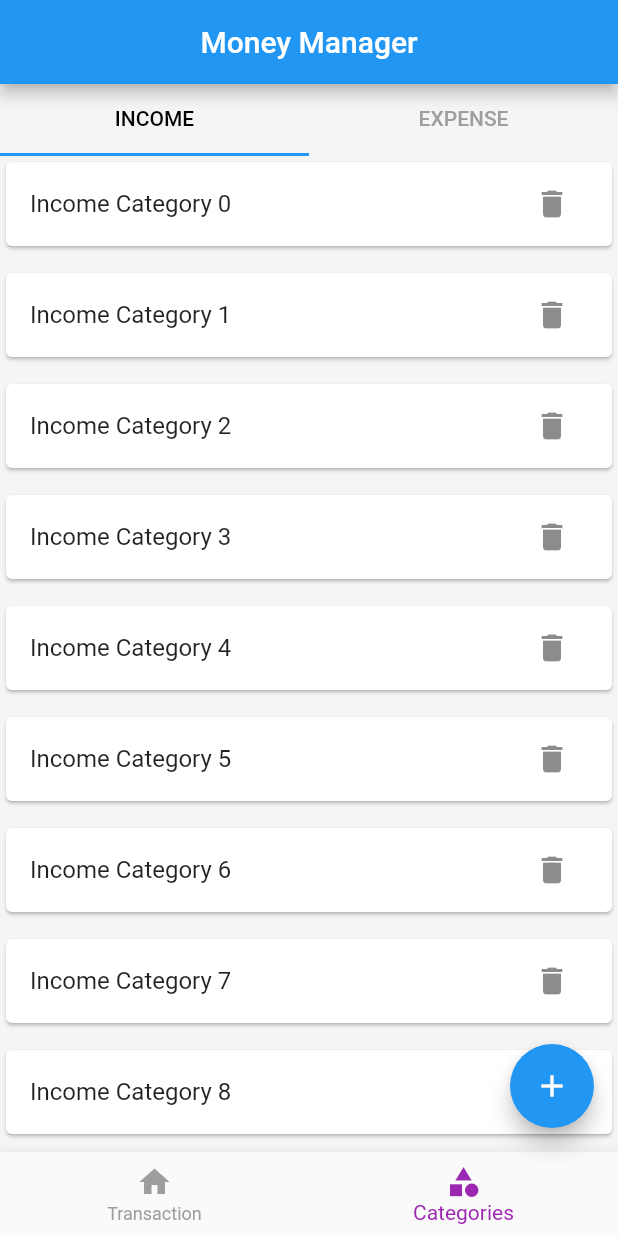
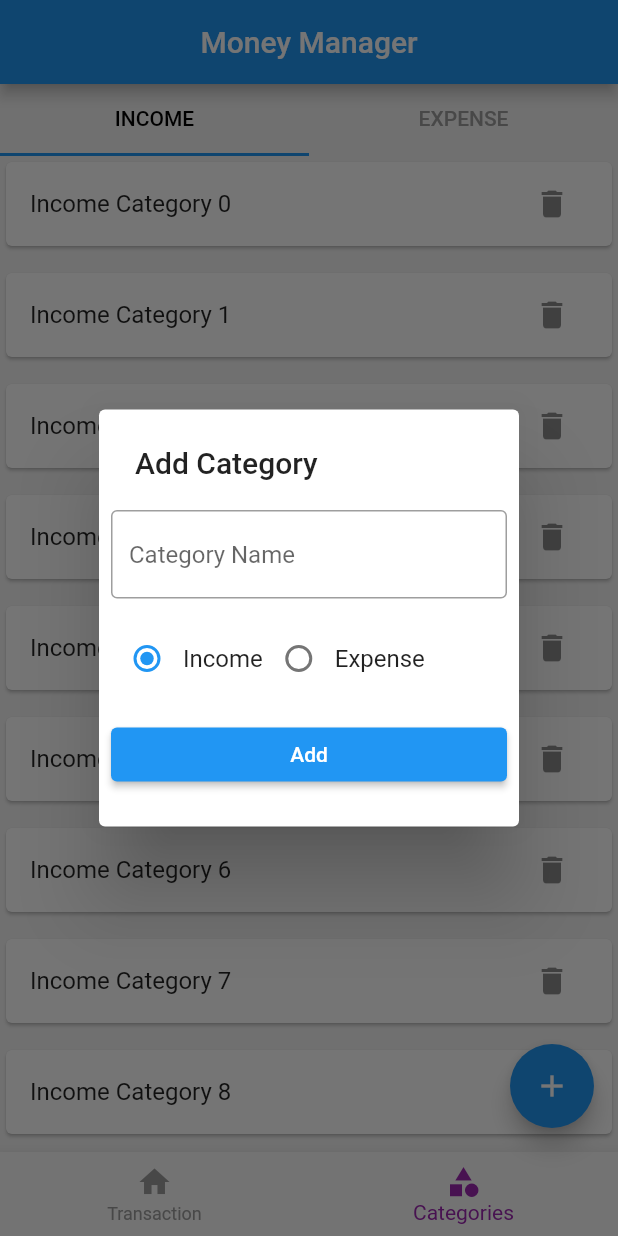
Before and after one commit to sudeepsudhevan/flutter-money_manager-app-project, a Flutter app: the screen it shows after launch, item 2 of the bottom bar chosen, after a tap on the "add" icon, on a phone screen of 412 x 824 dp. Run offline on Flutter 3.47's test engine with Material 2 defaults, Android fonts, the phone set to English and light mode, and no system bars; our stand-ins replace hive_flutter; accounts and stored records are empty.

Commit message:
popup and radiobutton in it

```diff
--- a/lib/models/category/category_model.dart
+++ b/lib/models/category/category_model.dart
@@ -30,6 +30,11 @@ class CategoryModel {
     required this.type,
     this.isDeleted = false,
   });
+
+  @override
+  String toString() {
+    return '$name $type';
+  }
 }
 
 //flutter pub run build_runner build watch -use-polling-watcher --delete-conflicting-outputs
--- /dev/null
+++ b/lib/screens/category/category_add_popup.dart
@@ -0,0 +1,81 @@
+import 'package:flutter/material.dart';
+import 'package:money_manager/models/category/category_model.dart';
+
+ValueNotifier<CategoryType> selectedCategoryNotifier =
+    ValueNotifier(CategoryType.income);
+
+Future<void> showCategoryAddPopup(BuildContext context) async {
+  showDialog(
+    context: context,
+    builder: (ctx) {
+      return SimpleDialog(
+        title: const Text('Add Category'),
+        children: [
+          Padding(
+            padding: const EdgeInsets.all(8.0),
+            child: TextFormField(
+              decoration: const InputDecoration(
+                hintText: 'Category Name',
+                border: OutlineInputBorder(),
+              ),
+            ),
+          ),
+          Padding(
+            padding: const EdgeInsets.all(8.0),
+            child: Row(
+              children: [
+                RadioButton(
+                  title: 'Income',
+                  type: CategoryType.income,
+                ),
+                RadioButton(
+                  title: 'Expense',
+                  type: CategoryType.expense,
+                ),
+              ],
+            ),
+          ),
+          Padding(
+            padding: const EdgeInsets.all(8.0),
+            child: ElevatedButton(
+              onPressed: () {},
+              child: Text('Add'),
+            ),
+          ),
+        ],
+      );
+    },
+  );
+}
+
+class RadioButton extends StatelessWidget {
+  final String title;
+  final CategoryType type;
+  // final CategoryType selectedCategoryType;
+  const RadioButton({super.key, required this.title, required this.type});
+
+  @override
+  Widget build(BuildContext context) {
+    return Row(
+      children: [
+        ValueListenableBuilder(
+          valueListenable: selectedCategoryNotifier,
+          builder: (BuildContext ctx, CategoryType newCategory, Widget? _) {
+            return Radio<CategoryType>(
+              value: type,
+              groupValue: newCategory,
+              onChanged: (value) {
+                if (value == null) {
+                  return;
+                }
+                selectedCategoryNotifier.value = value;
+                selectedCategoryNotifier.notifyListeners();
+              },
+            );
+          },
+        ),
+        Text(title),
+      ],
+    );
+  }
+}
--- a/lib/screens/category/screen_category.dart
+++ b/lib/screens/category/screen_category.dart
@@ -19,7 +19,7 @@ class _ScreenCategoryState extends State<ScreenCategory>
     _tabController = TabController(length: 2, vsync: this);
     CategoryDB().getCategories().then((value) {
       print('Category get');
-      print(value);
+      print(value.toString());
     });
     super.initState();
   }
--- a/lib/screens/home/screen_home.dart
+++ b/lib/screens/home/screen_home.dart
@@ -1,6 +1,7 @@
 import 'package:flutter/material.dart';
 import 'package:money_manager/db/category/category_db.dart';
 import 'package:money_manager/models/category/category_model.dart';
+import 'package:money_manager/screens/category/category_add_popup.dart';
 import 'package:money_manager/screens/category/screen_category.dart';
 import 'package:money_manager/screens/home/widgets/bottom_navigation.dart';
 import 'package:money_manager/screens/transaction/screen_transaction.dart';
@@ -40,12 +41,14 @@ class ScreenHome extends StatelessWidget {
             } else {
               //Navigator.pushNamed(context, '/add-category');
               print('Add Category');
-              final _sample = CategoryModel(
-                id: '1',
-                name: 'Travel',
-                type: CategoryType.expense,
-              );
-              CategoryDB().insertCategory();
+
+              showCategoryAddPopup(context);
+              // final _sample = CategoryModel(
+              //   id: DateTime.now().millisecondsSinceEpoch.toString(),
+              //   name: 'Travel',
+              //   type: CategoryType.expense,
+              // );
+              // CategoryDB().insertCategory(_sample);
             }
           },
           child: const Icon(Icons.add),
```
